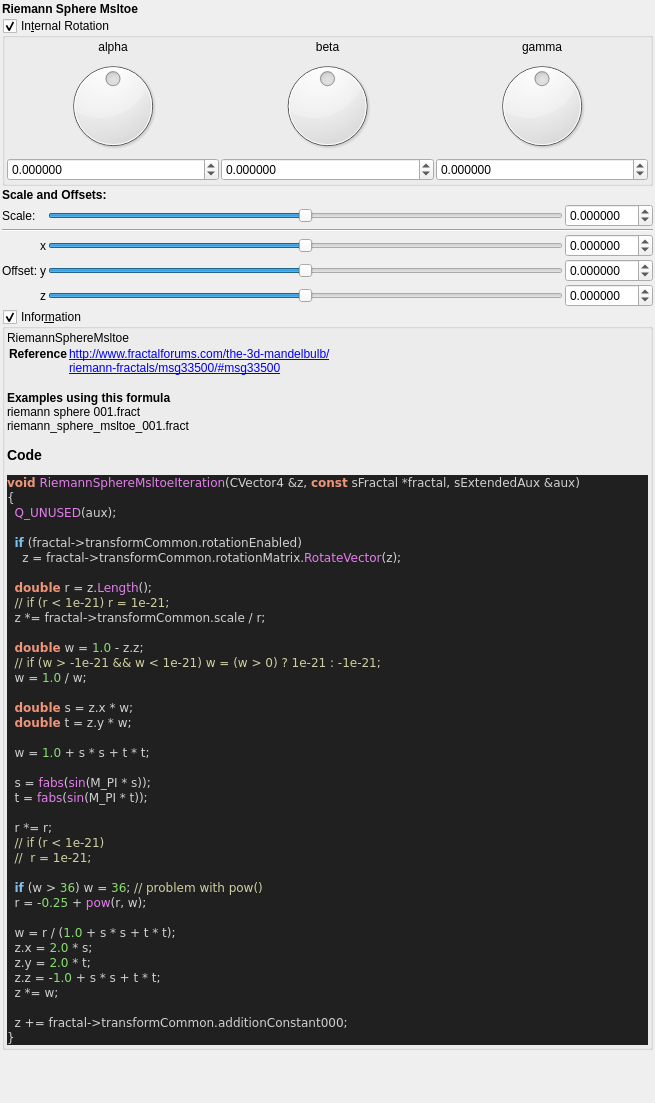
The window that mandelbulber2/formula/ui/fractal_riemann_sphere_msltoe.ui (buddhi1980/mandelbulber2) describes before a commit, drawn with Qt 5.
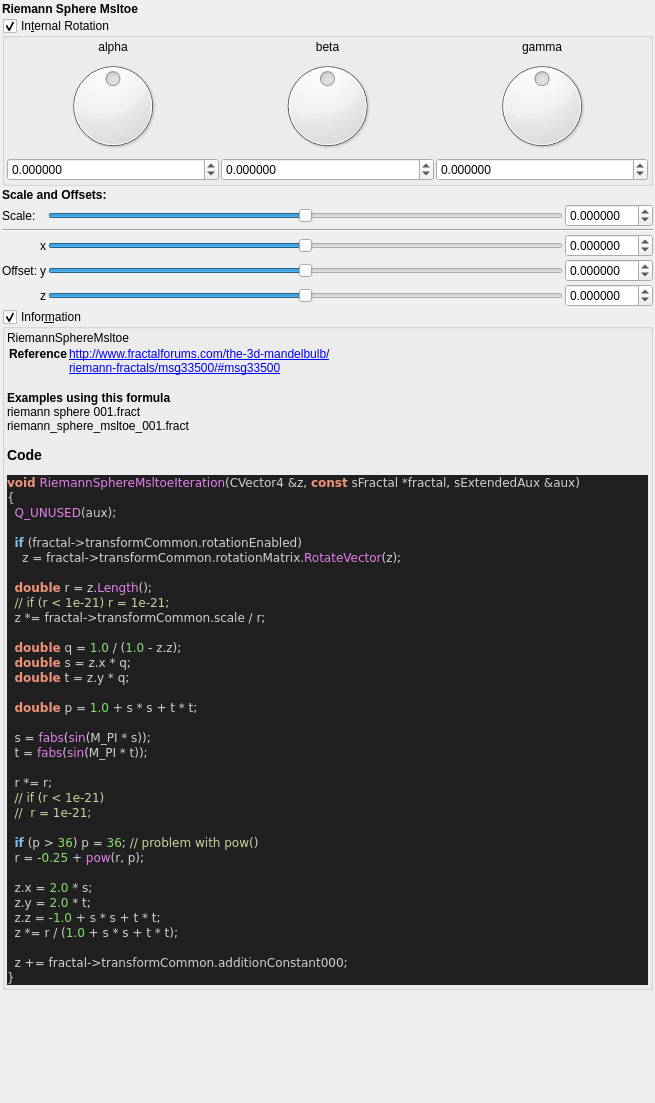
The same window after the commit. Custom widgets are drawn as their Qt base class.

```diff
--- a/mandelbulber2/formula/ui/fractal_riemann_sphere_msltoe.ui
+++ b/mandelbulber2/formula/ui/fractal_riemann_sphere_msltoe.ui
@@ -539,14 +539,11 @@
   &lt;span style=&quot;color:#d0d0a0&quot;&gt;// if (r &amp;lt; 1e-21) r = 1e-21;&lt;/span&gt;
   z &lt;span style=&quot;color:#d0d0d0&quot;&gt;*=&lt;/span&gt; fractal&lt;span style=&quot;color:#d0d0d0&quot;&gt;-&amp;gt;&lt;/span&gt;transformCommon&lt;span style=&quot;color:#d0d0d0&quot;&gt;.&lt;/span&gt;scale &lt;span style=&quot;color:#d0d0d0&quot;&gt;/&lt;/span&gt; r&lt;span style=&quot;color:#d0d0d0&quot;&gt;;&lt;/span&gt;
 
-  &lt;span style=&quot;color:#f09479; font-weight:bold&quot;&gt;double&lt;/span&gt; w &lt;span style=&quot;color:#d0d0d0&quot;&gt;=&lt;/span&gt; &lt;span style=&quot;color:#87df71&quot;&gt;1.0&lt;/span&gt; &lt;span style=&quot;color:#d0d0d0&quot;&gt;-&lt;/span&gt; z&lt;span style=&quot;color:#d0d0d0&quot;&gt;.&lt;/span&gt;z&lt;span style=&quot;color:#d0d0d0&quot;&gt;;&lt;/span&gt;
-  &lt;span style=&quot;color:#d0d0a0&quot;&gt;// if (w &amp;gt; -1e-21 &amp;amp;&amp;amp; w &amp;lt; 1e-21) w = (w &amp;gt; 0) ? 1e-21 : -1e-21;&lt;/span&gt;
-  w &lt;span style=&quot;color:#d0d0d0&quot;&gt;=&lt;/span&gt; &lt;span style=&quot;color:#87df71&quot;&gt;1.0&lt;/span&gt; &lt;span style=&quot;color:#d0d0d0&quot;&gt;/&lt;/span&gt; w&lt;span style=&quot;color:#d0d0d0&quot;&gt;;&lt;/span&gt;
+  &lt;span style=&quot;color:#f09479; font-weight:bold&quot;&gt;double&lt;/span&gt; q &lt;span style=&quot;color:#d0d0d0&quot;&gt;=&lt;/span&gt; &lt;span style=&quot;color:#87df71&quot;&gt;1.0&lt;/span&gt; &lt;span style=&quot;color:#d0d0d0&quot;&gt;/ (&lt;/span&gt;&lt;span style=&quot;color:#87df71&quot;&gt;1.0&lt;/span&gt; &lt;span style=&quot;color:#d0d0d0&quot;&gt;-&lt;/span&gt; z&lt;span style=&quot;color:#d0d0d0&quot;&gt;.&lt;/span&gt;z&lt;span style=&quot;color:#d0d0d0&quot;&gt;);&lt;/span&gt;
+  &lt;span style=&quot;color:#f09479; font-weight:bold&quot;&gt;double&lt;/span&gt; s &lt;span style=&quot;color:#d0d0d0&quot;&gt;=&lt;/span&gt; z&lt;span style=&quot;color:#d0d0d0&quot;&gt;.&lt;/span&gt;x &lt;span style=&quot;color:#d0d0d0&quot;&gt;*&lt;/span&gt; q&lt;span style=&quot;color:#d0d0d0&quot;&gt;;&lt;/span&gt;
+  &lt;span style=&quot;color:#f09479; font-weight:bold&quot;&gt;double&lt;/span&gt; t &lt;span style=&quot;color:#d0d0d0&quot;&gt;=&lt;/span&gt; z&lt;span style=&quot;color:#d0d0d0&quot;&gt;.&lt;/span&gt;y &lt;span style=&quot;color:#d0d0d0&quot;&gt;*&lt;/span&gt; q&lt;span style=&quot;color:#d0d0d0&quot;&gt;;&lt;/span&gt;
 
-  &lt;span style=&quot;color:#f09479; font-weight:bold&quot;&gt;double&lt;/span&gt; s &lt;span style=&quot;color:#d0d0d0&quot;&gt;=&lt;/span&gt; z&lt;span style=&quot;color:#d0d0d0&quot;&gt;.&lt;/span&gt;x &lt;span style=&quot;color:#d0d0d0&quot;&gt;*&lt;/span&gt; w&lt;span style=&quot;color:#d0d0d0&quot;&gt;;&lt;/span&gt;
-  &lt;span style=&quot;color:#f09479; font-weight:bold&quot;&gt;double&lt;/span&gt; t &lt;span style=&quot;color:#d0d0d0&quot;&gt;=&lt;/span&gt; z&lt;span style=&quot;color:#d0d0d0&quot;&gt;.&lt;/span&gt;y &lt;span style=&quot;color:#d0d0d0&quot;&gt;*&lt;/span&gt; w&lt;span style=&quot;color:#d0d0d0&quot;&gt;;&lt;/span&gt;
-
-  w &lt;span style=&quot;color:#d0d0d0&quot;&gt;=&lt;/span&gt; &lt;span style=&quot;color:#87df71&quot;&gt;1.0&lt;/span&gt; &lt;span style=&quot;color:#d0d0d0&quot;&gt;+&lt;/span&gt; s &lt;span style=&quot;color:#d0d0d0&quot;&gt;*&lt;/span&gt; s &lt;span style=&quot;color:#d0d0d0&quot;&gt;+&lt;/span&gt; t &lt;span style=&quot;color:#d0d0d0&quot;&gt;*&lt;/span&gt; t&lt;span style=&quot;color:#d0d0d0&quot;&gt;;&lt;/span&gt;
+  &lt;span style=&quot;color:#f09479; font-weight:bold&quot;&gt;double&lt;/span&gt; p &lt;span style=&quot;color:#d0d0d0&quot;&gt;=&lt;/span&gt; &lt;span style=&quot;color:#87df71&quot;&gt;1.0&lt;/span&gt; &lt;span style=&quot;color:#d0d0d0&quot;&gt;+&lt;/span&gt; s &lt;span style=&quot;color:#d0d0d0&quot;&gt;*&lt;/span&gt; s &lt;span style=&quot;color:#d0d0d0&quot;&gt;+&lt;/span&gt; t &lt;span style=&quot;color:#d0d0d0&quot;&gt;*&lt;/span&gt; t&lt;span style=&quot;color:#d0d0d0&quot;&gt;;&lt;/span&gt;
 
   s &lt;span style=&quot;color:#d0d0d0&quot;&gt;=&lt;/span&gt; &lt;span style=&quot;color:#e47eed&quot;&gt;fabs&lt;/span&gt;&lt;span style=&quot;color:#d0d0d0&quot;&gt;(&lt;/span&gt;&lt;span style=&quot;color:#e47eed&quot;&gt;sin&lt;/span&gt;&lt;span style=&quot;color:#d0d0d0&quot;&gt;(&lt;/span&gt;M_PI &lt;span style=&quot;color:#d0d0d0&quot;&gt;*&lt;/span&gt; s&lt;span style=&quot;color:#d0d0d0&quot;&gt;));&lt;/span&gt;
   t &lt;span style=&quot;color:#d0d0d0&quot;&gt;=&lt;/span&gt; &lt;span style=&quot;color:#e47eed&quot;&gt;fabs&lt;/span&gt;&lt;span style=&quot;color:#d0d0d0&quot;&gt;(&lt;/span&gt;&lt;span style=&quot;color:#e47eed&quot;&gt;sin&lt;/span&gt;&lt;span style=&quot;color:#d0d0d0&quot;&gt;(&lt;/span&gt;M_PI &lt;span style=&quot;color:#d0d0d0&quot;&gt;*&lt;/span&gt; t&lt;span style=&quot;color:#d0d0d0&quot;&gt;));&lt;/span&gt;
@@ -555,14 +552,13 @@
   &lt;span style=&quot;color:#d0d0a0&quot;&gt;// if (r &amp;lt; 1e-21)&lt;/span&gt;
   &lt;span style=&quot;color:#d0d0a0&quot;&gt;//  r = 1e-21;&lt;/span&gt;
 
-  &lt;span style=&quot;color:#7ec0ee; font-weight:bold&quot;&gt;if&lt;/span&gt; &lt;span style=&quot;color:#d0d0d0&quot;&gt;(&lt;/span&gt;w &lt;span style=&quot;color:#d0d0d0&quot;&gt;&amp;gt;&lt;/span&gt; &lt;span style=&quot;color:#87df71&quot;&gt;36&lt;/span&gt;&lt;span style=&quot;color:#d0d0d0&quot;&gt;)&lt;/span&gt; w &lt;span style=&quot;color:#d0d0d0&quot;&gt;=&lt;/span&gt; &lt;span style=&quot;color:#87df71&quot;&gt;36&lt;/span&gt;&lt;span style=&quot;color:#d0d0d0&quot;&gt;;&lt;/span&gt; &lt;span style=&quot;color:#d0d0a0&quot;&gt;// problem with pow()&lt;/span&gt;
-  r &lt;span style=&quot;color:#d0d0d0&quot;&gt;= -&lt;/span&gt;&lt;span style=&quot;color:#87df71&quot;&gt;0.25&lt;/span&gt; &lt;span style=&quot;color:#d0d0d0&quot;&gt;+&lt;/span&gt; &lt;span style=&quot;color:#e47eed&quot;&gt;pow&lt;/span&gt;&lt;span style=&quot;color:#d0d0d0&quot;&gt;(&lt;/span&gt;r&lt;span style=&quot;color:#d0d0d0&quot;&gt;,&lt;/span&gt; w&lt;span style=&quot;color:#d0d0d0&quot;&gt;);&lt;/span&gt;
+  &lt;span style=&quot;color:#7ec0ee; font-weight:bold&quot;&gt;if&lt;/span&gt; &lt;span style=&quot;color:#d0d0d0&quot;&gt;(&lt;/span&gt;p &lt;span style=&quot;color:#d0d0d0&quot;&gt;&amp;gt;&lt;/span&gt; &lt;span style=&quot;color:#87df71&quot;&gt;36&lt;/span&gt;&lt;span style=&quot;color:#d0d0d0&quot;&gt;)&lt;/span&gt; p &lt;span style=&quot;color:#d0d0d0&quot;&gt;=&lt;/span&gt; &lt;span style=&quot;color:#87df71&quot;&gt;36&lt;/span&gt;&lt;span style=&quot;color:#d0d0d0&quot;&gt;;&lt;/span&gt; &lt;span style=&quot;color:#d0d0a0&quot;&gt;// problem with pow()&lt;/span&gt;
+  r &lt;span style=&quot;color:#d0d0d0&quot;&gt;= -&lt;/span&gt;&lt;span style=&quot;color:#87df71&quot;&gt;0.25&lt;/span&gt; &lt;span style=&quot;color:#d0d0d0&quot;&gt;+&lt;/span&gt; &lt;span style=&quot;color:#e47eed&quot;&gt;pow&lt;/span&gt;&lt;span style=&quot;color:#d0d0d0&quot;&gt;(&lt;/span&gt;r&lt;span style=&quot;color:#d0d0d0&quot;&gt;,&lt;/span&gt; p&lt;span style=&quot;color:#d0d0d0&quot;&gt;);&lt;/span&gt;
 
-  w &lt;span style=&quot;color:#d0d0d0&quot;&gt;=&lt;/span&gt; r &lt;span style=&quot;color:#d0d0d0&quot;&gt;/ (&lt;/span&gt;&lt;span style=&quot;color:#87df71&quot;&gt;1.0&lt;/span&gt; &lt;span style=&quot;color:#d0d0d0&quot;&gt;+&lt;/span&gt; s &lt;span style=&quot;color:#d0d0d0&quot;&gt;*&lt;/span&gt; s &lt;span style=&quot;color:#d0d0d0&quot;&gt;+&lt;/span&gt; t &lt;span style=&quot;color:#d0d0d0&quot;&gt;*&lt;/span&gt; t&lt;span style=&quot;color:#d0d0d0&quot;&gt;);&lt;/span&gt;
   z&lt;span style=&quot;color:#d0d0d0&quot;&gt;.&lt;/span&gt;x &lt;span style=&quot;color:#d0d0d0&quot;&gt;=&lt;/span&gt; &lt;span style=&quot;color:#87df71&quot;&gt;2.0&lt;/span&gt; &lt;span style=&quot;color:#d0d0d0&quot;&gt;*&lt;/span&gt; s&lt;span style=&quot;color:#d0d0d0&quot;&gt;;&lt;/span&gt;
   z&lt;span style=&quot;color:#d0d0d0&quot;&gt;.&lt;/span&gt;y &lt;span style=&quot;color:#d0d0d0&quot;&gt;=&lt;/span&gt; &lt;span style=&quot;color:#87df71&quot;&gt;2.0&lt;/span&gt; &lt;span style=&quot;color:#d0d0d0&quot;&gt;*&lt;/span&gt; t&lt;span style=&quot;color:#d0d0d0&quot;&gt;;&lt;/span&gt;
   z&lt;span style=&quot;color:#d0d0d0&quot;&gt;.&lt;/span&gt;z &lt;span style=&quot;color:#d0d0d0&quot;&gt;= -&lt;/span&gt;&lt;span style=&quot;color:#87df71&quot;&gt;1.0&lt;/span&gt; &lt;span style=&quot;color:#d0d0d0&quot;&gt;+&lt;/span&gt; s &lt;span style=&quot;color:#d0d0d0&quot;&gt;*&lt;/span&gt; s &lt;span style=&quot;color:#d0d0d0&quot;&gt;+&lt;/span&gt; t &lt;span style=&quot;color:#d0d0d0&quot;&gt;*&lt;/span&gt; t&lt;span style=&quot;color:#d0d0d0&quot;&gt;;&lt;/span&gt;
-  z &lt;span style=&quot;color:#d0d0d0&quot;&gt;*=&lt;/span&gt; w&lt;span style=&quot;color:#d0d0d0&quot;&gt;;&lt;/span&gt;
+  z &lt;span style=&quot;color:#d0d0d0&quot;&gt;*=&lt;/span&gt; r &lt;span style=&quot;color:#d0d0d0&quot;&gt;/ (&lt;/span&gt;&lt;span style=&quot;color:#87df71&quot;&gt;1.0&lt;/span&gt; &lt;span style=&quot;color:#d0d0d0&quot;&gt;+&lt;/span&gt; s &lt;span style=&quot;color:#d0d0d0&quot;&gt;*&lt;/span&gt; s &lt;span style=&quot;color:#d0d0d0&quot;&gt;+&lt;/span&gt; t &lt;span style=&quot;color:#d0d0d0&quot;&gt;*&lt;/span&gt; t&lt;span style=&quot;color:#d0d0d0&quot;&gt;);&lt;/span&gt;
 
   z &lt;span style=&quot;color:#d0d0d0&quot;&gt;+=&lt;/span&gt; fractal&lt;span style=&quot;color:#d0d0d0&quot;&gt;-&amp;gt;&lt;/span&gt;transformCommon&lt;span style=&quot;color:#d0d0d0&quot;&gt;.&lt;/span&gt;additionConstant000&lt;span style=&quot;color:#d0d0d0&quot;&gt;;&lt;/span&gt;
 &lt;span style=&quot;color:#d0d0d0&quot;&gt;}&lt;/span&gt;
```
